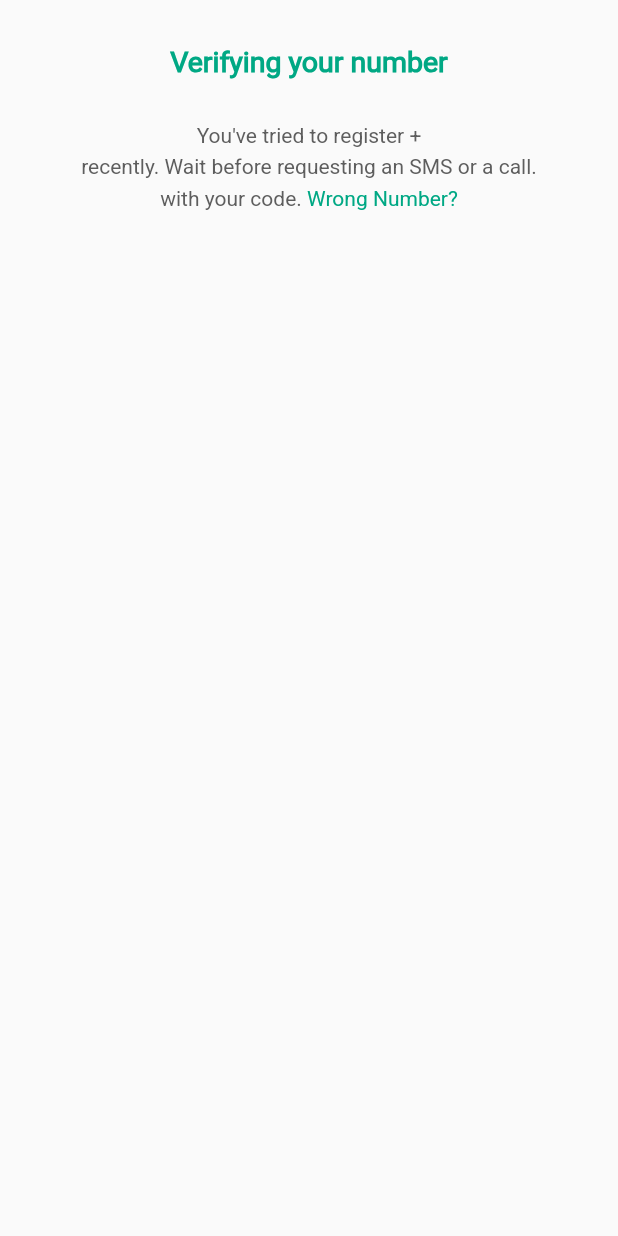
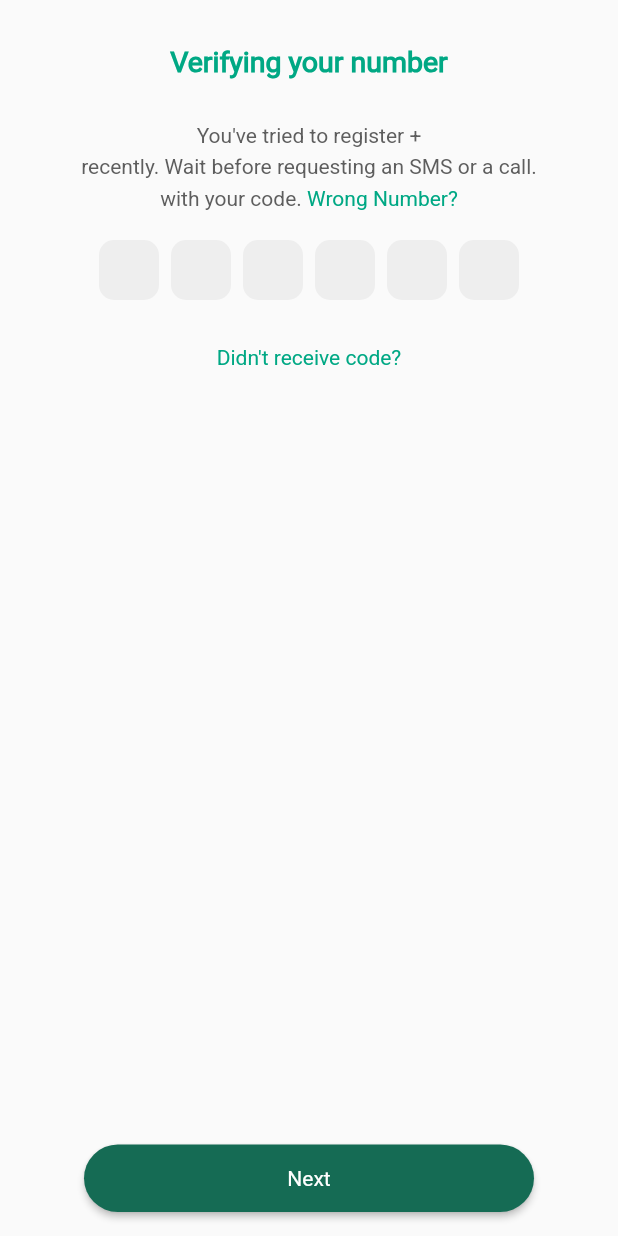
Before and after one commit to vishy-on-git/whatsapp-series, a Flutter app: the LoginScreen screen opened directly, after a tap on "Next", on a phone screen of 412 x 824 dp. Run offline on Flutter 3.47's test engine with Material 3 defaults, Android fonts, the phone set to English and light mode, and no system bars; drawn by our look-alikes of pinput.

Commit message:
completed the otp screen and started the profile info screen

```diff
--- a/lib/Screens/Login/loginscreen.dart
+++ b/lib/Screens/Login/loginscreen.dart
@@ -8,7 +8,6 @@ class LoginScreen extends StatefulWidget {
 }
 
 class _LoginScreenState extends State<LoginScreen> {
-
   final TextEditingController controller = TextEditingController(text: 'value');
   final TextEditingController countryCodeController = TextEditingController();
   final TextEditingController phoneNumberController = TextEditingController();
@@ -146,25 +145,27 @@ class _LoginScreenState extends State<LoginScreen> {
                           decoration: InputDecoration(
                             hintText: "+91",
                             filled: true,
-                            fillColor: Color(0xFF05AA82)
+                            fillColor: Color(0xFF05AA82),
                           ),
                         ),
                       ),
                     ),
-                    SizedBox(width: 200, child: TextField(
-                      controller: phoneNumberController,
-                      decoration: InputDecoration(
-                        fillColor: Color(0xFF05AA82),
-                        border: UnderlineInputBorder(
-                          borderSide: BorderSide(color: Color(0xFF05AA82))
-                        )
+                    SizedBox(
+                      width: 200,
+                      child: TextField(
+                        controller: phoneNumberController,
+                        decoration: InputDecoration(
+                          fillColor: Color(0xFF05AA82),
+                          border: UnderlineInputBorder(
+                            borderSide: BorderSide(color: Color(0xFF05AA82)),
+                          ),
+                        ),
+                        keyboardType: TextInputType.numberWithOptions(),
                       ),
-                      keyboardType: TextInputType.numberWithOptions(),
-                    )),
+                    ),
                   ],
                 ),
-                SizedBox(width: 70,),
-
+                SizedBox(width: 70),
               ],
             ),
           ),
@@ -172,12 +173,31 @@ class _LoginScreenState extends State<LoginScreen> {
       ),
       floatingActionButton: UiHelper.CustomButton(
         callback: () {
-          String phNumber="${countryCodeController.text}${phoneNumberController.text}";
-          Navigator.push(context, MaterialPageRoute(builder: (context)=>OTPScreen(phNumber: phNumber,)));
+          String phNumber =
+              "${countryCodeController.text}${phoneNumberController.text}";
+          Navigator.push(
+            context,
+            MaterialPageRoute(
+              builder: (context) => OTPScreen(phNumber: phNumber),
+            ),
+          );
         },
         buttonname: "Next",
       ),
       floatingActionButtonLocation: FloatingActionButtonLocation.centerFloat,
     );
   }
+
+  login(String phNumber) {
+    if (phNumber == "") {
+      return ScaffoldMessenger.of(
+        context,
+      ).showSnackBar(SnackBar(content: Text("Enter a valid number")));
+    } else {
+      Navigator.push(
+        context,
+        MaterialPageRoute(builder: (context) => OTPScreen(phNumber: phNumber)),
+      );
+    }
+  }
 }
--- a/lib/Screens/OTP/otpscreen.dart
+++ b/lib/Screens/OTP/otpscreen.dart
@@ -1,9 +1,17 @@
 import 'package:flutter/material.dart';
+import 'package:whatsapp_series/Screens/Profile/profileinfo.dart';
 import 'package:whatsapp_series/Widgets/uihelper.dart';
+import 'package:pinput/pinput.dart';
 
 class OTPScreen extends StatelessWidget {
-  const OTPScreen({super.key, required this.phNumber});
+  OTPScreen({super.key, required this.phNumber});
   final String phNumber;
+  TextEditingController otp1controller =TextEditingController();
+  TextEditingController otp2controller =TextEditingController();
+  TextEditingController otp3controller =TextEditingController();
+  TextEditingController otp4controller =TextEditingController();
+  TextEditingController otp5controller =TextEditingController();
+  TextEditingController otp6controller =TextEditingController();
 
   @override
   Widget build(BuildContext context) {
@@ -54,17 +62,35 @@ class OTPScreen extends StatelessWidget {
                   ],
                 ),
                 const SizedBox(height: 20,),
-                Row(
-                  mainAxisAlignment: MainAxisAlignment.center,
-                  children: [
-
-                  ],
+                Pinput(
+                  length: 6,
+                  showCursor: true,
+                  defaultPinTheme: PinTheme(
+                    width: 40,
+                    height: 40,
+                    decoration: BoxDecoration(
+                      color: Colors.grey.shade200,
+                      borderRadius: BorderRadius.circular(10)
+                    ),
+                  ),
                 ),
+                const SizedBox(height: 30,),
+                GestureDetector(
+                  onTap: (){
+                    ScaffoldMessenger.of(context).showSnackBar(SnackBar(content: Text("Feature coming soon!"),),);
+                  },
+                  child: UiHelper.CustomText(text: "Didn't receive code?", height: 14),
+                ),
+                SizedBox(height: 50,),
               ],
             ),
           ),
         ),
       ),
+      floatingActionButton: UiHelper.CustomButton(callback: (){
+        Navigator.push(context, MaterialPageRoute(builder: (context)=>ProfileScreen()),);
+      }, buttonname: "Next"),
+      floatingActionButtonLocation: FloatingActionButtonLocation.centerFloat,
     );
   }
 }
--- a/pubspec.yaml
+++ b/pubspec.yaml
@@ -34,6 +34,7 @@ dependencies:
   # The following adds the Cupertino Icons font to your application.
   # Use with the CupertinoIcons class for iOS style icons.
   cupertino_icons: ^1.0.8
+  pinput: ^5.0.2
 
 dev_dependencies:
   flutter_test:
```
Also changed, not shown: lib/Screens/Profile/profileinfo.dart (added, +10 -0 lines), lib/Widgets/uihelper.dart (+26 -3 lines), pubspec.lock.
